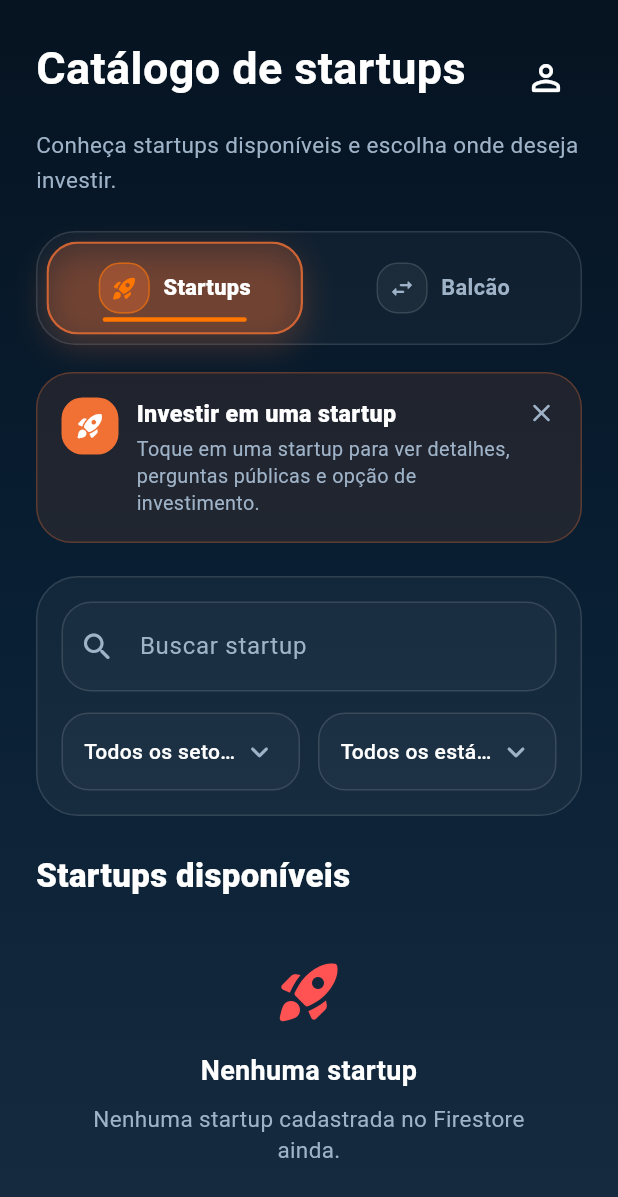
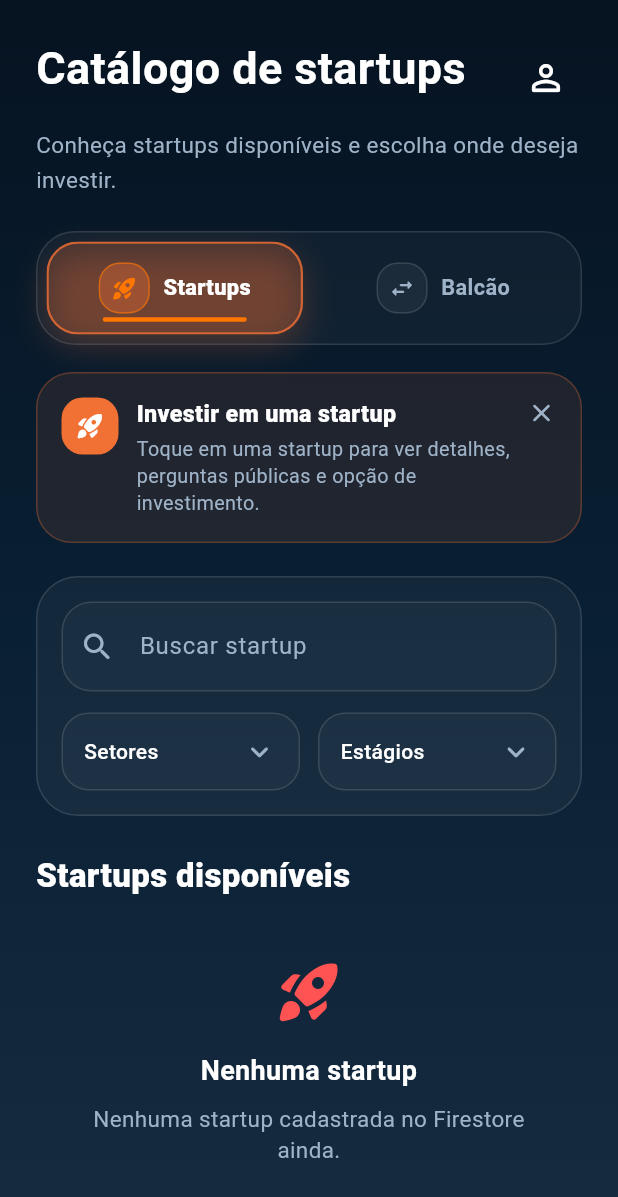
Before and after one commit to miguelgallinucci/ES-PI3-2026-T3-G20, a Flutter app: the CatalogPage screen opened directly, on a phone screen of 412 x 824 dp. Shown: the top 1197 px of the screen. Run offline on Flutter 3.47's test engine with Material 3 defaults, Android fonts, the phone set to English and light mode, and no system bars; our stand-ins replace cloud_firestore, cloud_functions, firebase_auth, firebase_core; accounts and stored records are empty.

Commit message:
ajusta filtros e padroniza textos da interface

```diff
--- a/mobile/lib/features/catalog/pages/catalog_page.dart
+++ b/mobile/lib/features/catalog/pages/catalog_page.dart
@@ -32,8 +32,8 @@ class _CatalogPageState extends State<CatalogPage> {
 
   final TextEditingController _searchController = TextEditingController();
 
-  String selectedSector = 'Todos os setores';
-  String selectedStage = 'Todos os estágios';
+  String selectedSector = 'Setores';
+  String selectedStage = 'Estágios';
 
   final CatalogService _startupService = CatalogService();
 
@@ -231,29 +231,37 @@ class _CatalogPageState extends State<CatalogPage> {
       builder: (context, snapshot) {
         final startups = snapshot.data ?? [];
 
+        final dynamicSectors = startups
+            .expand((s) => s.categories)
+            .map((c) => c.trim())
+            .where((c) => c.isNotEmpty)
+            .toSet()
+            .toList()
+          ..sort((a, b) => a.compareTo(b));
+
         final sectorOptions = [
-          'Todos os setores',
-          ...{
-            for (final startup in startups)
-              for (final category in startup.categories)
-                if (category.trim().isNotEmpty) category.trim(),
-          },
+          'Setores',
+          ...dynamicSectors,
         ];
 
+        final dynamicStages = startups
+            .map((s) => s.stage.trim())
+            .where((st) => st.isNotEmpty)
+            .toSet()
+            .toList()
+          ..sort((a, b) => a.compareTo(b));
+
         final stageOptions = [
-          'Todos os estágios',
-          ...{
-            for (final startup in startups)
-              if (startup.stage.trim().isNotEmpty) startup.stage.trim(),
-          },
+          'Estágios',
+          ...dynamicStages,
         ];
 
         if (!sectorOptions.contains(selectedSector)) {
-          selectedSector = 'Todos os setores';
+          selectedSector = 'Setores';
         }
 
         if (!stageOptions.contains(selectedStage)) {
-          selectedStage = 'Todos os estágios';
+          selectedStage = 'Estágios';
         }
 
         final searchText = _searchController.text.trim().toLowerCase();
@@ -276,12 +284,12 @@ class _CatalogPageState extends State<CatalogPage> {
                   description.contains(searchText) ||
                   categories.any((category) => category.contains(searchText));
 
-          final matchesSector =
-              selectedSector == 'Todos os setores' ||
-                  categories.contains(selectedSector.toLowerCase());
+          final matchesSector = selectedSector == 'Setores' ||
+              startup.categories.any((c) => c.trim().toLowerCase() == selectedSector.trim().toLowerCase()) ||
+              startup.sector.trim().toLowerCase() == selectedSector.trim().toLowerCase();
 
           final matchesStage =
-              selectedStage == 'Todos os estágios' ||
+              selectedStage == 'Estágios' ||
                   startup.stage.toLowerCase() == selectedStage.toLowerCase();
 
           return matchesSearch && matchesSector && matchesStage;
@@ -447,7 +455,7 @@ class _CatalogPageState extends State<CatalogPage> {
           style: TextStyle(color: Colors.white),
         ),
         content: Text(
-          'A compra simulada dos tokens da ${offer.startup} foi concluída com sucesso.',
+          'A compra dos tokens da ${offer.startup} foi concluída com sucesso.',
           style: const TextStyle(color: AppColors.textSecondary, height: 1.5),
         ),
         actions: [
--- a/mobile/lib/features/catalog/widgets/catalog_filter_section.dart
+++ b/mobile/lib/features/catalog/widgets/catalog_filter_section.dart
@@ -110,6 +110,8 @@ class _FilterChipBox extends StatelessWidget {
 
   @override
   Widget build(BuildContext context) {
+    final bool isDefault = text == 'Setores' || text == 'Estágios';
+
     return PopupMenuButton<String>(
       color: const Color(0xFF102235),
       elevation: 8,
@@ -155,7 +157,7 @@ class _FilterChipBox extends StatelessWidget {
           color: Colors.white.withValues(alpha: 0.03),
           borderRadius: BorderRadius.circular(18),
           border: Border.all(
-            color: text.startsWith('Todos')
+            color: isDefault
                 ? AppColors.border
                 : AppColors.primary.withValues(alpha: 0.65),
           ),
@@ -167,11 +169,11 @@ class _FilterChipBox extends StatelessWidget {
                 text,
                 overflow: TextOverflow.ellipsis,
                 style: TextStyle(
-                  color: text.startsWith('Todos')
+                  color: isDefault
                       ? Colors.white
                       : AppColors.primaryLight,
                   fontSize: 14,
-                  fontWeight: text.startsWith('Todos')
+                  fontWeight: isDefault
                       ? FontWeight.w500
                       : FontWeight.w800,
                 ),
--- a/mobile/lib/features/catalog/widgets/catalog_market_section.dart
+++ b/mobile/lib/features/catalog/widgets/catalog_market_section.dart
@@ -96,7 +96,7 @@ class CatalogMarketSection extends StatelessWidget {
         ),
         const SizedBox(height: 6),
         const Text(
-          'Escolha uma oferta para comprar tokens simulados de uma startup.',
+          'Escolha uma oferta para comprar tokens de uma startup.',
           style: TextStyle(
             color: AppColors.textSecondary,
             fontSize: 14,
--- a/mobile/lib/features/dashboard/pages/dashboard_page.dart
+++ b/mobile/lib/features/dashboard/pages/dashboard_page.dart
@@ -117,7 +117,7 @@ class _DashboardPageState extends State<DashboardPage> {
                 crossAxisAlignment: CrossAxisAlignment.start,
                 children: [
                   PageHeader(
-                    title: 'Desempenho da carteira',
+                    title: 'Meus investimentos',
                     subtitle:
                         'Acompanhe a evolucao dos seus investimentos por periodo, com valores e pontos de referencia no grafico.',
                     onBack: () => Navigator.pop(context),
--- a/mobile/lib/features/profile/pages/profile_page.dart
+++ b/mobile/lib/features/profile/pages/profile_page.dart
@@ -174,7 +174,7 @@ class _ProfilePageState extends State<ProfilePage> {
                         ),
                         _ActionCard(
                           icon: Icons.bar_chart_rounded,
-                          title: 'Meus Investimentos',
+                          title: 'Meus investimentos',
                           subtitle:
                           'Acompanhe desempenho, métricas e valorização.',
                           onTap: () {
--- a/mobile/lib/features/wallet/widgets/wallet_deposit_sheet.dart
+++ b/mobile/lib/features/wallet/widgets/wallet_deposit_sheet.dart
@@ -1,7 +1,7 @@
-// Widget responsável por exibir o formulário de adição de saldo fictício.
+// Widget responsável por exibir o formulário de adição de saldo.
 //
 // Isola o BottomSheet da carteira e controla a interface de valores rápidos,
-// campo de entrada e confirmação do aporte simulado.
+// campo de entrada e confirmação do crédito na carteira.
 import 'package:flutter/material.dart';
 import 'package:flutter/services.dart';
 import '../../../core/theme/app_colors.dart';
```
Also changed, not shown: mobile/lib/features/startup/pages/startup_detail_page.dart (+5 -5 lines), mobile/lib/features/wallet/pages/wallet_page.dart (+4 -4 lines), mobile/lib/features/wallet/services/wallet_service.dart (+4 -4 lines).
